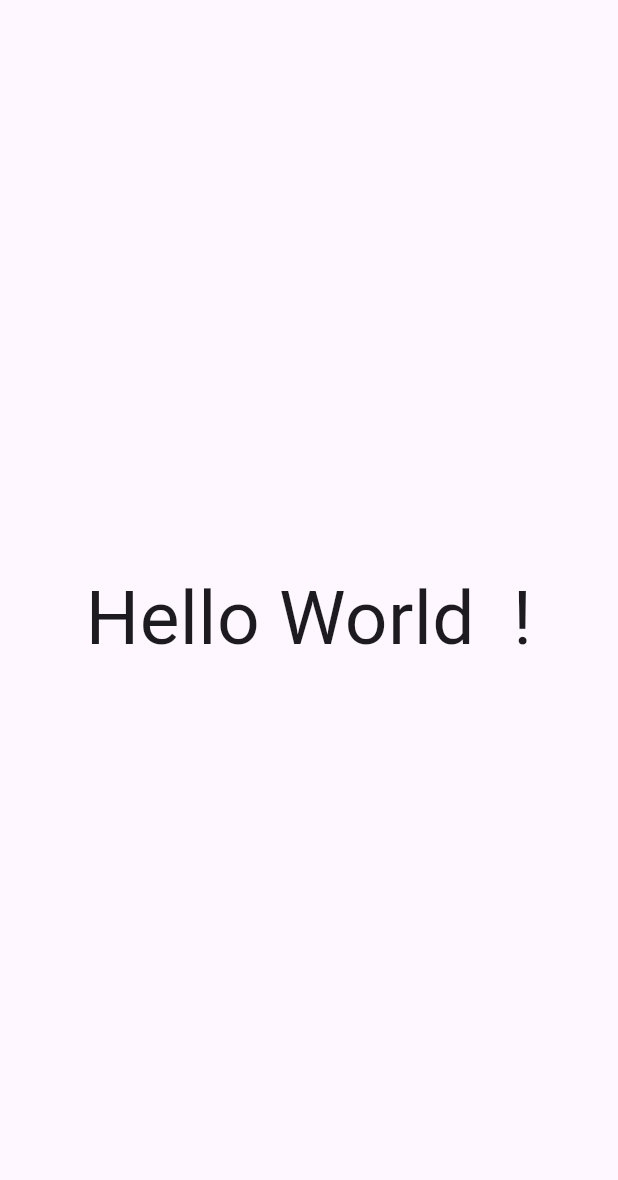
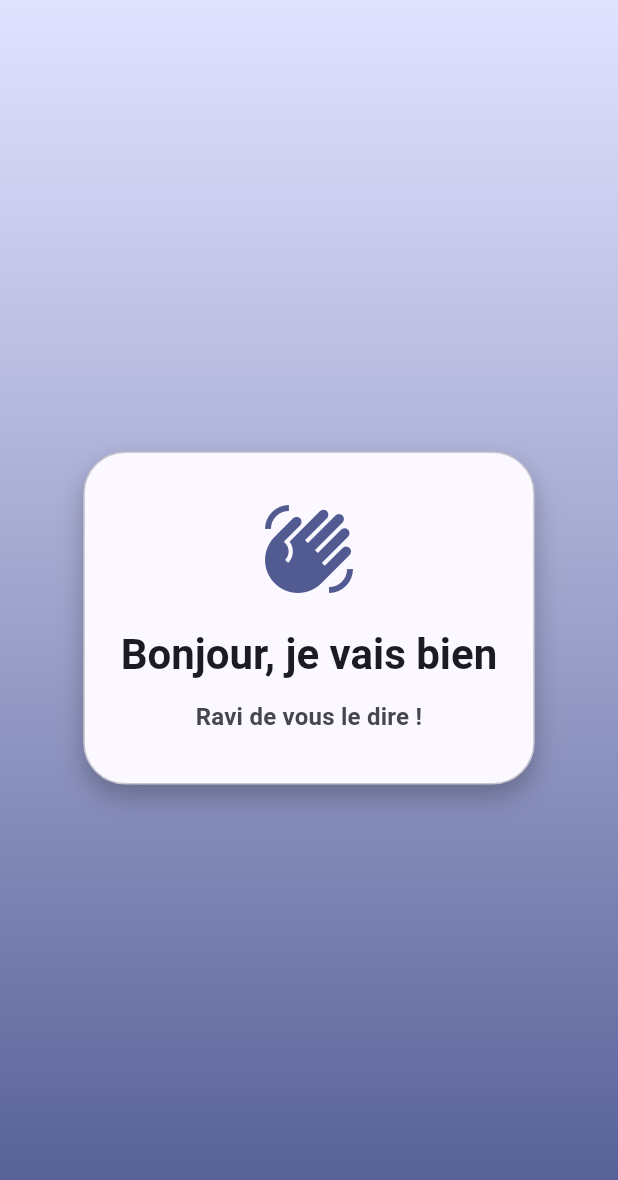
Before and after one commit to habibeliaedu-blip/My_Flutter_app, a Flutter app: the screen it shows after launch, on a phone screen of 412 x 824 dp. Shown: the top 1180 px of the screen. Run offline on Flutter 3.47's test engine with Material 3 defaults, Android fonts, the phone set to English and light mode, and no system bars.

Commit message:
Update main.dart

```diff
--- a/lib/main.dart
+++ b/lib/main.dart
@@ -1,9 +1,101 @@
 import 'package:flutter/material.dart';
 
 void main() {
-  runApp(const MaterialApp(
-    home: Scaffold(
-      body: Center(child: Text('Hello World  !', style: TextStyle(fontSize: 50))),
-    ),
-  ));
+  runApp(const MyApp());
 }
+
+class MyApp extends StatelessWidget {
+  const MyApp({super.key});
+
+  @override
+  Widget build(BuildContext context) {
+    final colorScheme = ColorScheme.fromSeed(seedColor: Colors.indigo);
+
+    return MaterialApp(
+      title: 'Message du jour',
+      theme: ThemeData(
+        colorScheme: colorScheme,
+        useMaterial3: true,
+        textTheme: Theme.of(context).textTheme.apply(
+              bodyColor: colorScheme.onSurface,
+              displayColor: colorScheme.onSurface,
+            ),
+      ),
+      home: HomePage(colorScheme: colorScheme),
+    );
+  }
+}
+
+class HomePage extends StatelessWidget {
+  const HomePage({
+    required this.colorScheme,
+    super.key,
+  });
+
+  final ColorScheme colorScheme;
+
+  @override
+  Widget build(BuildContext context) {
+    return Scaffold(
+      body: Container(
+        decoration: BoxDecoration(
+          gradient: LinearGradient(
+            begin: Alignment.topCenter,
+            end: Alignment.bottomCenter,
+            colors: [
+              colorScheme.primaryContainer.withOpacity(0.9),
+              colorScheme.primary,
+            ],
+          ),
+        ),
+        child: Center(
+          child: Container(
+            constraints: const BoxConstraints(maxWidth: 420),
+            margin: const EdgeInsets.symmetric(horizontal: 24),
+            padding: const EdgeInsets.symmetric(vertical: 32, horizontal: 24),
+            decoration: BoxDecoration(
+              color: colorScheme.surface,
+              borderRadius: BorderRadius.circular(28),
+              border: Border.all(color: colorScheme.outlineVariant),
+              boxShadow: [
+                BoxShadow(
+                  color: colorScheme.shadow.withOpacity(0.25),
+                  blurRadius: 14,
+                  offset: const Offset(0, 8),
+                ),
+              ],
+            ),
+            child: Column(
+              mainAxisSize: MainAxisSize.min,
+              children: [
+                Icon(
+                  Icons.waving_hand,
+                  size: 64,
+                  color: colorScheme.primary,
+                ),
+                const SizedBox(height: 20),
+                Text(
+                  'Bonjour, je vais bien',
+                  style: Theme.of(context).textTheme.headlineMedium?.copyWith(
+                        fontWeight: FontWeight.bold,
+                        color: colorScheme.onSurface,
+                      ),
+                  textAlign: TextAlign.center,
+                ),
+                const SizedBox(height: 12),
+                Text(
+                  'Ravi de vous le dire !',
+                  style: Theme.of(context).textTheme.titleMedium?.copyWith(
+                        color: colorScheme.onSurfaceVariant,
+                        fontWeight: FontWeight.w600,
+                      ),
+                  textAlign: TextAlign.center,
+                ),
+              ],
+            ),
+          ),
+        ),
+      ),
+    );
+  }
+}
```
